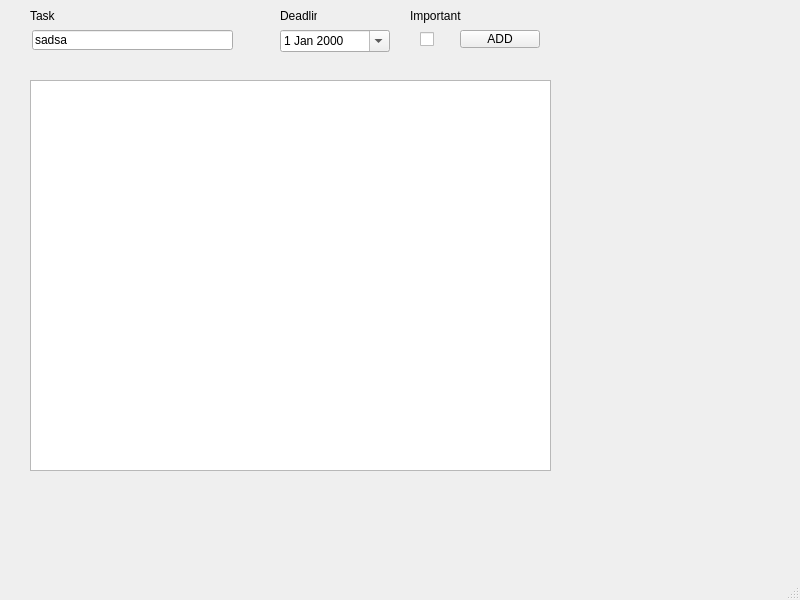
First picture: the form in mainwindow.ui, repository slash4all/try1, before the edit.
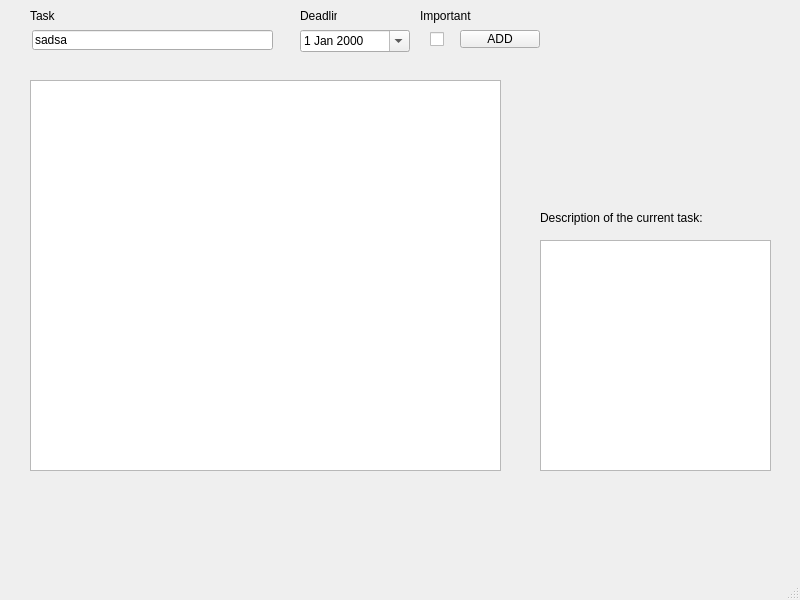
Second picture: the form after the edit.

Commit message:
added description textEdit which shows the description of the task
Known Bug:
if you try to check the checkboxes after selecting the task in the list
the program crashes

```diff
--- a/mainwindow.ui
+++ b/mainwindow.ui
@@ -33,7 +33,7 @@
    <widget class="QDateEdit" name="dateEdit">
     <property name="geometry">
      <rect>
-      <x>280</x>
+      <x>300</x>
       <y>30</y>
       <width>110</width>
       <height>22</height>
@@ -51,7 +51,7 @@
      <rect>
       <x>32</x>
       <y>30</y>
-      <width>201</width>
+      <width>241</width>
       <height>20</height>
      </rect>
     </property>
@@ -74,7 +74,7 @@
    <widget class="QCheckBox" name="checkBox">
     <property name="geometry">
      <rect>
-      <x>420</x>
+      <x>430</x>
       <y>30</y>
       <width>16</width>
       <height>18</height>
@@ -92,7 +92,7 @@
      <rect>
       <x>30</x>
       <y>80</y>
-      <width>521</width>
+      <width>471</width>
       <height>391</height>
      </rect>
     </property>
@@ -113,7 +113,7 @@
    <widget class="QLabel" name="label_2">
     <property name="geometry">
      <rect>
-      <x>280</x>
+      <x>300</x>
       <y>10</y>
       <width>37</width>
       <height>12</height>
@@ -126,7 +126,7 @@
    <widget class="QLabel" name="label_3">
     <property name="geometry">
      <rect>
-      <x>410</x>
+      <x>420</x>
       <y>0</y>
       <width>51</width>
       <height>31</height>
@@ -136,6 +136,32 @@
      <string>Important</string>
     </property>
    </widget>
+   <widget class="QTextEdit" name="descriptionEdit">
+    <property name="geometry">
+     <rect>
+      <x>540</x>
+      <y>240</y>
+      <width>231</width>
+      <height>231</height>
+     </rect>
+    </property>
+    <property name="readOnly">
+     <bool>true</bool>
+    </property>
+   </widget>
+   <widget class="QLabel" name="label_4">
+    <property name="geometry">
+     <rect>
+      <x>540</x>
+      <y>210</y>
+      <width>261</width>
+      <height>16</height>
+     </rect>
+    </property>
+    <property name="text">
+     <string>Description of the current task:</string>
+    </property>
+   </widget>
   </widget>
   <widget class="QMenuBar" name="menubar">
    <property name="geometry">
```
The commit also changes 3 other files.
